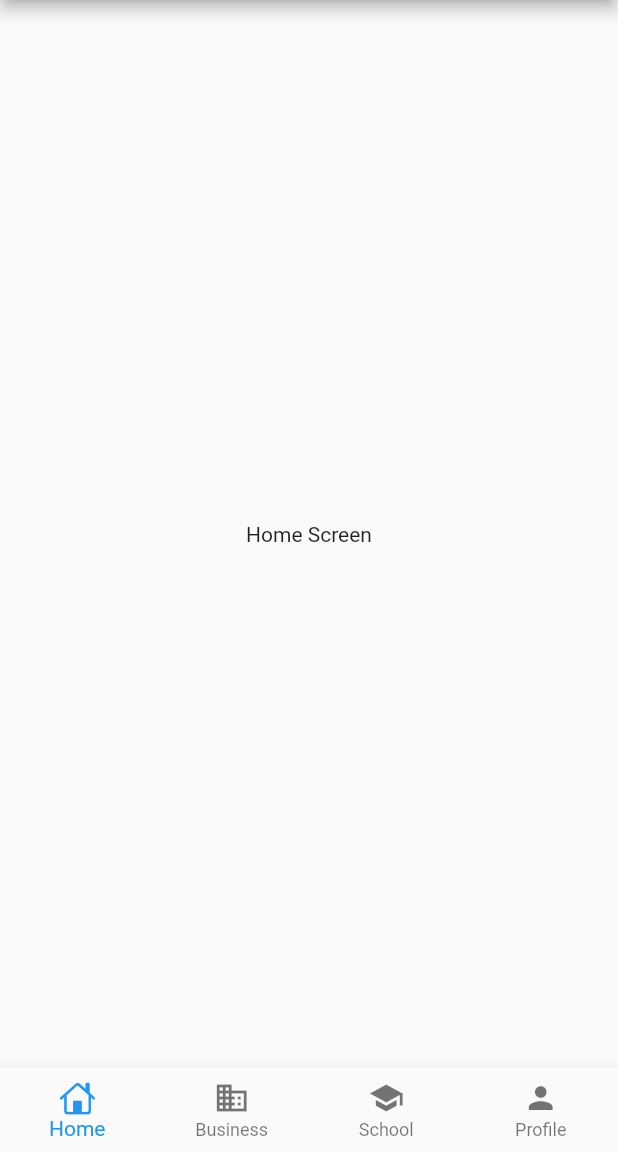
After one commit to vohoangtuit/flutter_bottom_navigation_bar, a Flutter app: the screen it shows after launch, after a tap on "Bottom Screen", on a phone screen of 412 x 824 dp, the part 84-1236 px from its top. The commit adds this screen. Run offline on Flutter 3.47's test engine with Material 2 defaults, Android fonts, the phone set to English and light mode, and no system bars.

Commit message:
add sreeen for tab layout

```diff
--- a/tab_layout/lib/main.dart
+++ b/tab_layout/lib/main.dart
@@ -1,6 +1,6 @@
 import 'package:flutter/material.dart';
 import 'package:tab_layout/custom_views/widget/normal_button.dart';
-import 'package:tab_layout/modules/bottom_screen.dart';
+import 'package:tab_layout/modules/bottom_tab_main.dart';
 
 import 'modules/top_screen.dart';
 
--- /dev/null
+++ b/tab_layout/lib/modules/bottom_tab_main.dart
@@ -0,0 +1,87 @@
+import 'package:flutter/cupertino.dart';
+import 'package:flutter/material.dart';
+import 'package:tab_layout/modules/page/business.dart';
+import 'package:tab_layout/modules/page/home.dart';
+import 'package:tab_layout/modules/page/profile.dart';
+import 'package:tab_layout/modules/page/school.dart';
+
+/// This Widget is the main application widget.
+class BottomScreen extends StatelessWidget {
+  static const String _title = 'Flutter Code Sample';
+
+  @override
+  Widget build(BuildContext context) {
+    return MaterialApp(
+      debugShowCheckedModeBanner: false,
+      title: _title,
+      home: BottomWidget(),
+    );
+  }
+}
+
+class BottomWidget extends StatefulWidget {
+  BottomWidget({Key key}) : super(key: key);
+
+
+  @override
+  _BottomWidgetState createState() => _BottomWidgetState();
+}
+
+class _BottomWidgetState extends State<BottomWidget> {
+  final List<BottomNavigationBarItem> bottomTab =[
+    BottomNavigationBarItem(
+        icon: Icon(CupertinoIcons.home),
+        title: Text('Home')
+    ),
+    BottomNavigationBarItem(
+        icon: Icon(Icons.business),
+        title: Text('Business')
+    ),
+    BottomNavigationBarItem(
+        icon: Icon(Icons.school),
+        title: Text('School')
+    ),
+    BottomNavigationBarItem(
+        icon: Icon(Icons.person),
+        title: Text('Profile')
+    ),
+
+  ];
+  final List tabScreen=[
+    Home(),
+    Business(),
+    School(),
+    Profile(),
+  ];
+
+  int currentIndex=0;
+  var currentPage;
+  @override
+  void initState() {
+    currentPage = tabScreen[currentIndex];
+    super.initState();
+  }
+
+  @override
+  Widget build(BuildContext context) {
+    return Scaffold(
+      backgroundColor: Color.fromARGB(244, 245, 245, 1),
+      appBar: AppBar(
+        title: const Text('Tab layout bottom'),
+      ),
+      bottomNavigationBar: BottomNavigationBar(
+        type: BottomNavigationBarType.fixed,
+        currentIndex: currentIndex,
+        items: bottomTab,
+        onTap: (index){
+          setState(() {
+            currentIndex=index;
+            currentPage =tabScreen[currentIndex];
+          });
+        },
+       // selectedItemColor: Colors.amber[800],// change color tab on active
+      ),
+      body: currentPage,
+    );
+  }
+}
--- /dev/null
+++ b/tab_layout/lib/modules/page/home.dart
@@ -0,0 +1,17 @@
+import 'package:flutter/material.dart';
+
+class Home extends StatelessWidget {
+  @override
+  Widget build(BuildContext context) {
+    return Scaffold(
+      body: Center(
+        child: Column(
+          mainAxisAlignment: MainAxisAlignment.center,
+         children:  [
+           Text("Home Screen"),
+         ],
+        ),
+      ),
+    );
+  }
+}
```
Also changed, not shown: tab_layout/lib/modules/bottom_screen.dart (deleted, +0 -78 lines), tab_layout/lib/modules/page/business.dart (added, +17 -0 lines), tab_layout/lib/modules/page/profile.dart (added, +17 -0 lines), tab_layout/lib/modules/page/school.dart (added, +17 -0 lines), tab_layout/pubspec.lock, 1 other file.
